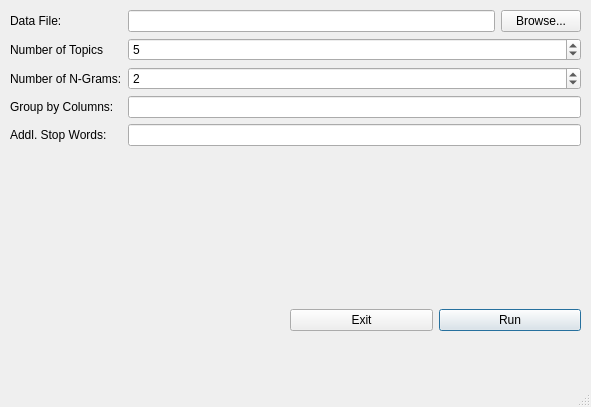
First picture: the form in main_form.ui, repository GSA/MD-Automated-Text-Analysis, before the edit.
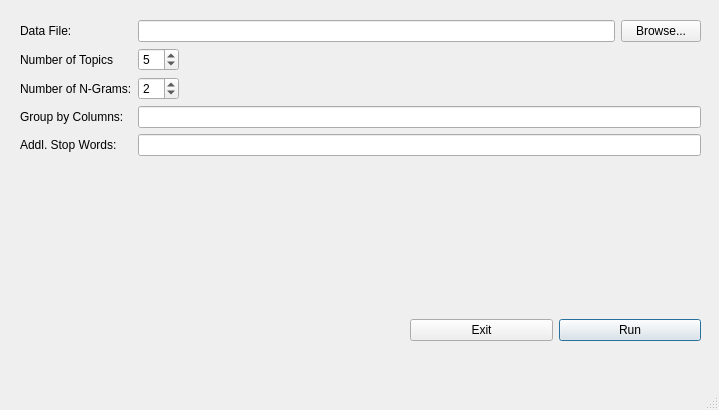
Second picture: the form after the edit.

The edit to the form file:
```diff
--- a/main_form.ui
+++ b/main_form.ui
@@ -6,8 +6,8 @@
    <rect>
     <x>0</x>
     <y>0</y>
-    <width>591</width>
-    <height>407</height>
+    <width>719</width>
+    <height>410</height>
    </rect>
   </property>
   <property name="windowTitle">
@@ -17,13 +17,16 @@
    <widget class="QWidget" name="formLayoutWidget">
     <property name="geometry">
      <rect>
-      <x>10</x>
-      <y>10</y>
-      <width>571</width>
-      <height>201</height>
+      <x>20</x>
+      <y>20</y>
+      <width>681</width>
+      <height>181</height>
      </rect>
     </property>
     <layout class="QFormLayout" name="formLayout">
+     <property name="fieldGrowthPolicy">
+      <enum>QFormLayout::ExpandingFieldsGrow</enum>
+     </property>
      <item row="0" column="0">
       <widget class="QLabel" name="data_file_lbl">
        <property name="text">
@@ -111,8 +114,8 @@
    <widget class="QWidget" name="horizontalLayoutWidget">
     <property name="geometry">
      <rect>
-      <x>290</x>
-      <y>300</y>
+      <x>410</x>
+      <y>310</y>
       <width>291</width>
       <height>41</height>
      </rect>
```
Left out of the diff: 20 changed lines with no effect on the pictures.
